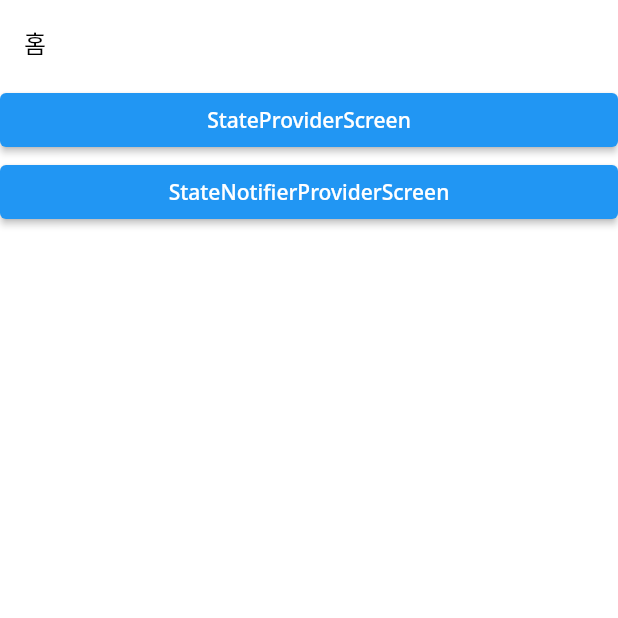
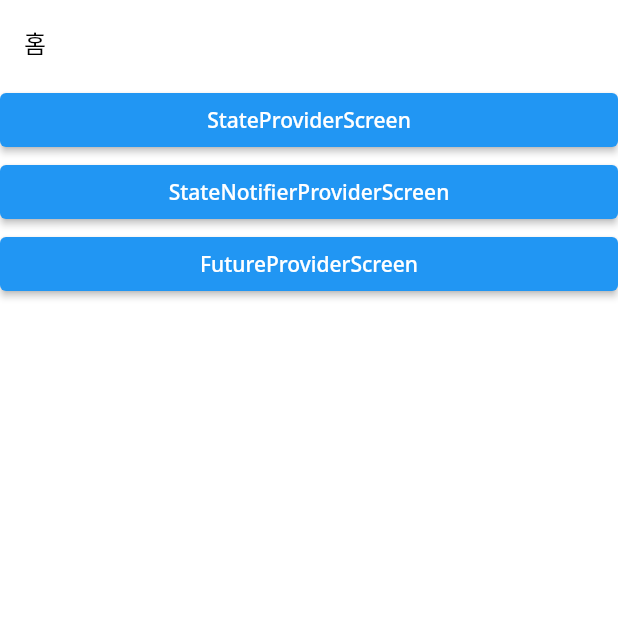
Before and after one commit to AsanHO/flutter_deep_dive, a Flutter app: the screen it shows after launch, on a phone screen of 412 x 824 dp, the top half of it. Run offline on Flutter 3.47's test engine with Material 2 defaults, Android fonts, the phone set to English and light mode, and no system bars; our stand-ins replace dio, flutter_riverpod, flutter_secure_storage.

Commit message:
리버팟 초기 설정및 상태 생성 및 변경
future_provider 세션

```diff
--- a/lib/screen/home_screen.dart
+++ b/lib/screen/home_screen.dart
@@ -1,5 +1,6 @@
 import 'package:flutter/material.dart';
 import 'package:flutter_deep_dive/common/layout/default_layout.dart';
+import 'package:flutter_deep_dive/screen/futuer_provider_screen.dart';
 import 'package:flutter_deep_dive/screen/state_notifier_provider_screen.dart';
 import 'package:flutter_deep_dive/screen/state_provider_screen.dart';
 
@@ -27,7 +28,15 @@ class HomeScreen extends StatelessWidget {
               ),
             ),
             child: const Text('StateNotifierProviderScreen'),
-          )
+          ),
+          ElevatedButton(
+            onPressed: () => Navigator.of(context).push(
+              MaterialPageRoute(
+                builder: (_) => const FutureProviderScreen(),
+              ),
+            ),
+            child: const Text('FutureProviderScreen'),
+          ),
         ],
       ),
     );
```
Also changed, not shown: lib/riverpod/future_provider.dart (added, +10 -0 lines), lib/screen/futuer_provider_screen.dart (added, +29 -0 lines).
